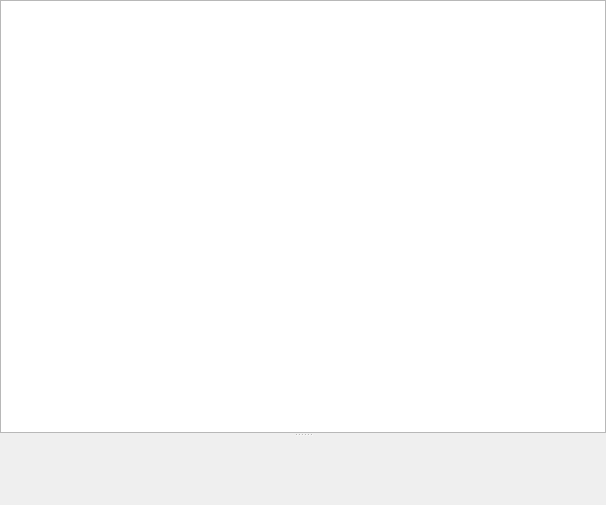
poa00/kommit, file src/gui/pages/historyviewwidget.ui: the form before one commit.
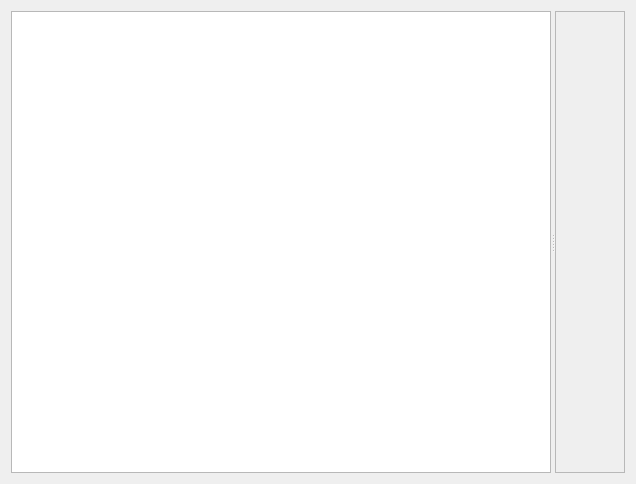
The form after the commit. Icons and pictures are not drawn. Custom widgets are drawn as their Qt base class.

Commit message: enable emails link in commit details widget

Patch:
```diff
--- a/src/gui/pages/historyviewwidget.ui
+++ b/src/gui/pages/historyviewwidget.ui
@@ -6,8 +6,8 @@
    <rect>
     <x>0</x>
     <y>0</y>
-    <width>606</width>
-    <height>505</height>
+    <width>636</width>
+    <height>484</height>
    </rect>
   </property>
   <property name="windowTitle">
@@ -17,25 +17,10 @@
    <iconset theme="git-overview"/>
   </property>
   <layout class="QVBoxLayout" name="verticalLayout">
-   <property name="leftMargin">
-    <number>0</number>
-   </property>
-   <property name="topMargin">
-    <number>0</number>
-   </property>
-   <property name="rightMargin">
-    <number>0</number>
-   </property>
-   <property name="bottomMargin">
-    <number>0</number>
-   </property>
    <item>
     <widget class="QSplitter" name="splitter">
      <property name="orientation">
-      <enum>Qt::Vertical</enum>
-     </property>
-     <property name="childrenCollapsible">
-      <bool>false</bool>
+      <enum>Qt::Horizontal</enum>
      </property>
      <widget class="TreeView" name="treeViewHistory">
       <property name="contextMenuPolicy">
@@ -45,7 +30,26 @@
        <bool>false</bool>
       </property>
      </widget>
-     <widget class="CommitDetails" name="widgetCommit" native="true"/>
+     <widget class="QScrollArea" name="scrollArea">
+      <property name="widgetResizable">
+       <bool>true</bool>
+      </property>
+      <widget class="QWidget" name="scrollAreaWidgetContents">
+       <property name="geometry">
+        <rect>
+         <x>0</x>
+         <y>0</y>
+         <width>81</width>
+         <height>464</height>
+        </rect>
+       </property>
+       <layout class="QVBoxLayout" name="verticalLayout_2">
+        <item>
+         <widget class="CommitDetails" name="widgetCommit" native="true"/>
+        </item>
+       </layout>
+      </widget>
+     </widget>
     </widget>
    </item>
   </layout>
```
The commit also changes 171 other files.
